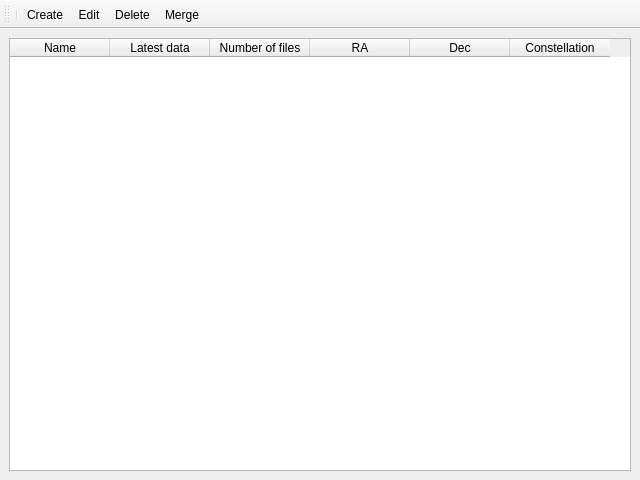
Before: the Qt Designer form photonfinder/ui/ProjectsWindow.ui in bcolyn/PhotonFinder, drawn with Qt 5.
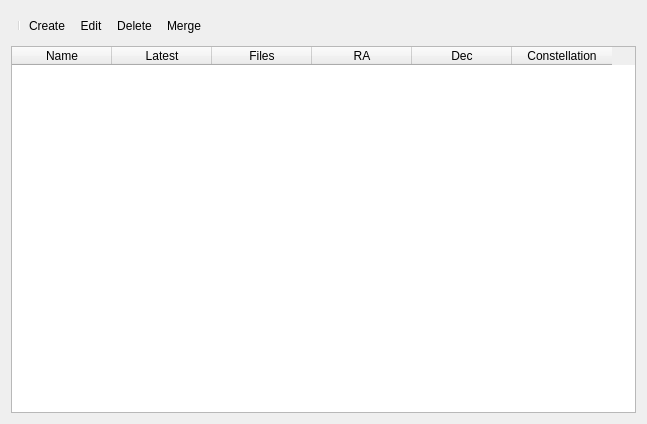
After: the same form once the commit is applied. Icons and pictures are not drawn.

Commit message: Change ProjectWindow into a docking widget

Diff of the .ui file:
```diff
--- a/photonfinder/ui/ProjectsWindow.ui
+++ b/photonfinder/ui/ProjectsWindow.ui
@@ -1,21 +1,47 @@
 <?xml version="1.0" encoding="UTF-8"?>
 <ui version="4.0">
  <class>ProjectsWindow</class>
- <widget class="QMainWindow" name="ProjectsWindow">
+ <widget class="QWidget" name="ProjectsWindow">
   <property name="geometry">
    <rect>
     <x>0</x>
     <y>0</y>
-    <width>640</width>
-    <height>480</height>
+    <width>647</width>
+    <height>424</height>
    </rect>
   </property>
+  <property name="sizePolicy">
+   <sizepolicy hsizetype="Preferred" vsizetype="Expanding">
+    <horstretch>0</horstretch>
+    <verstretch>0</verstretch>
+   </sizepolicy>
+  </property>
+  <property name="minimumSize">
+   <size>
+    <width>200</width>
+    <height>200</height>
+   </size>
+  </property>
   <property name="windowTitle">
    <string>Projects</string>
   </property>
-  <widget class="QWidget" name="centralwidget">
-   <layout class="QGridLayout" name="gridLayout">
-    <item row="0" column="0">
+  <layout class="QVBoxLayout" name="verticalLayout">
+   <item>
+    <widget class="QToolBar" name="toolBar">
+     <property name="windowTitle">
+      <string>toolBar</string>
+     </property>
+     <property name="toolButtonStyle">
+      <enum>Qt::ToolButtonStyle::ToolButtonIconOnly</enum>
+     </property>
+     <addaction name="separator"/>
+     <addaction name="actionCreate"/>
+     <addaction name="actionEdit"/>
+     <addaction name="actionDelete"/>
+     <addaction name="actionMerge"/>
+    </widget>
+   </item>
+   <item>
      <widget class="QTableWidget" name="tableWidget">
       <property name="editTriggers">
        <set>QAbstractItemView::EditTrigger::NoEditTriggers</set>
@@ -33,12 +59,12 @@
       </column>
       <column>
        <property name="text">
-        <string>Latest data</string>
+       <string>Latest</string>
        </property>
       </column>
       <column>
        <property name="text">
-        <string>Number of files</string>
+       <string>Files</string>
        </property>
       </column>
       <column>
@@ -59,26 +85,6 @@
      </widget>
     </item>
    </layout>
-  </widget>
-  <widget class="QToolBar" name="toolBar">
-   <property name="windowTitle">
-    <string>toolBar</string>
-   </property>
-   <property name="toolButtonStyle">
-    <enum>Qt::ToolButtonStyle::ToolButtonTextUnderIcon</enum>
-   </property>
-   <attribute name="toolBarArea">
-    <enum>TopToolBarArea</enum>
-   </attribute>
-   <attribute name="toolBarBreak">
-    <bool>false</bool>
-   </attribute>
-   <addaction name="separator"/>
-   <addaction name="actionCreate"/>
-   <addaction name="actionEdit"/>
-   <addaction name="actionDelete"/>
-   <addaction name="actionMerge"/>
-  </widget>
   <action name="actionCreate">
    <property name="icon">
     <iconset theme="QIcon::ThemeIcon::ListAdd"/>
```
Lines whose indentation alone changed are shown as unchanged. The commit also changes 3 other files.
